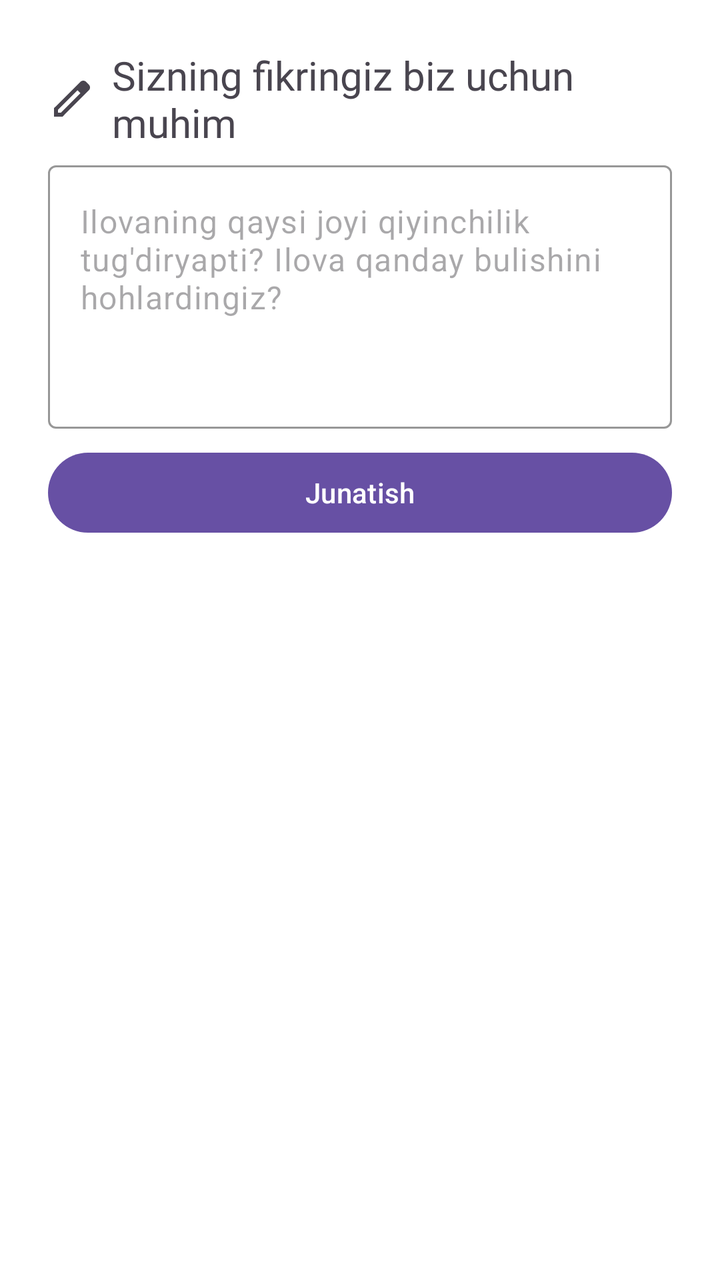
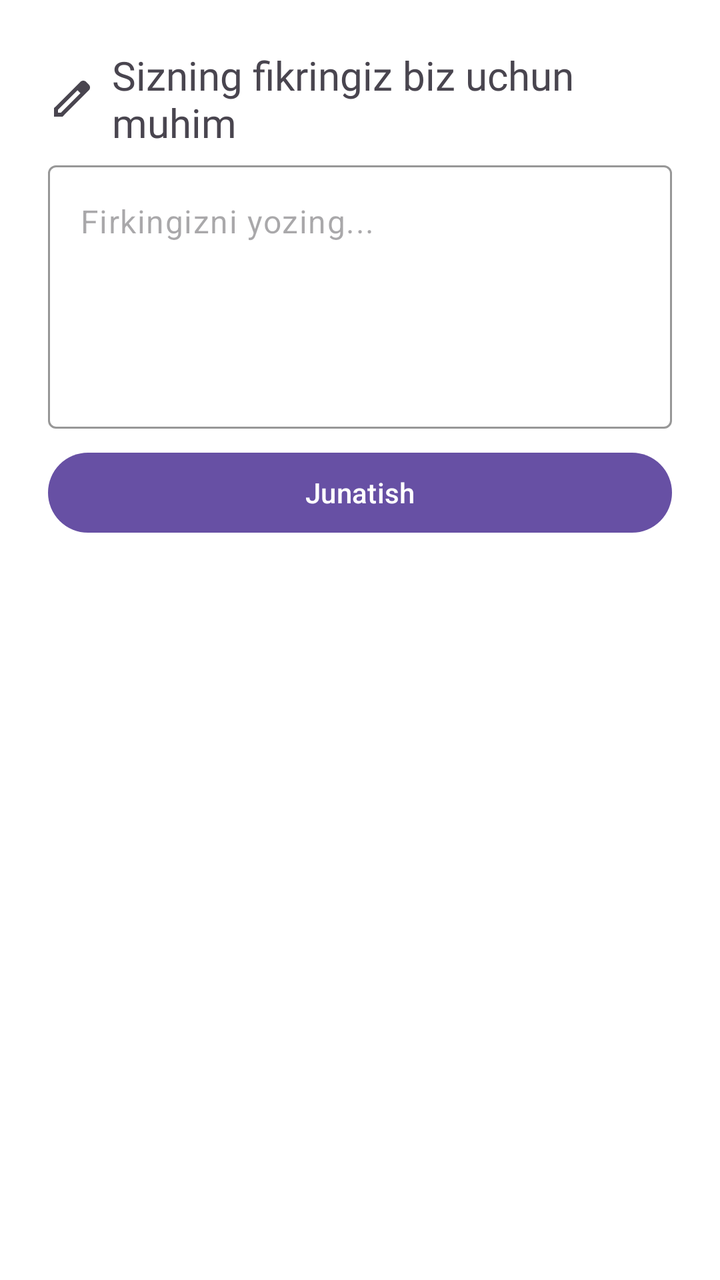

The first picture is an Android layout as it rendered before a commit; the second is the same layout after the commit. The layout source and the unified diff follow.
<!-- AndroidManifest.xml: application theme Theme.Ozamiz -->
<!-- res/layout/reject_info_sheet.xml -->
<?xml version="1.0" encoding="utf-8"?>
<layout xmlns:android="http://schemas.android.com/apk/res/android"
    xmlns:app="http://schemas.android.com/apk/res-auto">

    <data>

    </data>

    <LinearLayout
        android:orientation="vertical"
        android:layout_width="match_parent"
        android:padding="@dimen/dimen_24"
        android:background="@color/white"
        android:layout_height="match_parent">

        <TextView
            android:layout_width="wrap_content"
            android:layout_height="wrap_content"
            android:text="Sizning fikringiz biz uchun muhim"
            android:drawableStart="@drawable/edit"
            android:drawablePadding="@dimen/dimen_8"
            style="@style/Title2_20"
            />
        <com.google.android.material.textfield.TextInputLayout
            android:layout_width="match_parent"
            android:layout_height="wrap_content"
            android:layout_marginTop="@dimen/dimen_8"
            app:hintEnabled="false"
            >
            <com.google.android.material.textfield.TextInputEditText
                android:layout_width="match_parent"
                android:layout_height="wrap_content"
                android:hint="Ilovaning qaysi joyi qiyinchilik tug'diryapti? Ilova qanday bulishini hohlardingiz?"
                android:gravity="top"
                android:minLines="5"
                android:id="@+id/edit_text" />
        </com.google.android.material.textfield.TextInputLayout>

        <com.google.android.material.button.MaterialButton
            android:layout_width="match_parent"
            android:layout_height="wrap_content"
            android:layout_marginTop="@dimen/dimen_8"
            android:id="@+id/send"
            android:text="Junatish" />

    </LinearLayout>
</layout>
<!-- resources referenced by this layout -->
<resources>
  <color name="white">#FFFFFFFF</color>
  <dimen name="dimen_24">24dp</dimen>
  <dimen name="dimen_8">8dp</dimen>
  <!-- drawable edit (drawable) -->
  <vector xmlns:android="http://schemas.android.com/apk/res/android"
      android:width="24dp"
      android:height="24dp"
      android:viewportWidth="960"
      android:viewportHeight="960"
      android:tint="?attr/colorControlNormal">
    <path
        android:fillColor="@android:color/white"
        android:pathData="M200,760L257,760L648,369L591,312L200,703L200,760ZM120,840L120,670L648,143Q660,132 674.5,126Q689,120 705,120Q721,120 736,126Q751,132 762,144L817,200Q829,211 834.5,226Q840,241 840,256Q840,272 834.5,286.5Q829,301 817,313L290,840L120,840ZM760,256L760,256L704,200L704,200L760,256ZM619,341L591,312L591,312L648,369L648,369L619,341Z"/>
  </vector>
  <style name="Title2_20">
          <item name="android:textSize">20sp</item>
          <item name="android:fontFamily">@font/roboto_medium</item>
  
      </style>
  <style name="Theme.Ozamiz" parent="Base.Ozamiz" />
  <style name="Base.Ozamiz" parent="Theme.Material3.Light.NoActionBar">
  
          <item name="backgroundColor">?colorSurface</item>
          <item name="android:windowBackground">?backgroundColor</item>
          <item name="android:statusBarColor">?colorSurfaceContainerLowest</item>
          <item name="android:windowLightStatusBar">true</item>
  
          <item name="colorPrimary">#6750A4</item>
          <item name="colorOnPrimary">#FFFFFF</item>
          <item name="colorPrimaryContainer">#EADDFF</item>
          <item name="colorOnPrimaryContainer">#21005D</item>
          <item name="colorSecondary">#625B71</item>
          <item name="colorOnSecondary">#FFFFFF</item>
          <item name="colorSecondaryContainer">#E8DEF8</item>
          <item name="colorOnSecondaryContainer">#1D192B</item>
          <item name="colorTertiary">#7D5260</item>
          <item name="colorOnTertiary">#FFFFFF</item>
          <item name="colorTertiaryContainer">#FFD8E4</item>
          <item name="colorOnTertiaryContainer">#31111D</item>
          <item name="colorError">#B3261E</item>
          <item name="colorOnError">#FFFFFF</item>
          <item name="colorErrorContainer">#FFDAD6</item>
          <item name="colorOnErrorContainer">#410002</item>
  
          <item name="colorPrimaryFixed">#EADDFF</item>
          <item name="colorPrimaryFixedDim">#D0BCFF</item>
          <item name="colorOnPrimaryFixed">#21005D</item>
          <item name="colorOnPrimaryFixedVariant">#6750A4</item>
          <item name="colorSecondaryFixed">#E8DEF8</item>
          <item name="colorSecondaryFixedDim">#CCC2DC</item>
          <item name="colorOnSecondaryFixed">#1D192B</item>
          <item name="colorOnSecondaryFixedVariant">#4A4458</item>
  
          <item name="colorTertiaryFixed">#FFD8E4</item>
          <item name="colorTertiaryFixedDim">#EFB8C8</item>
          <item name="colorOnTertiaryFixed">#31111D</item>
          <item name="colorOnTertiaryFixedVariant">#7D5260</item>
  
          <item name="colorOutline">#979797</item>
          <item name="colorOutlineVariant">#FDF4F4F4</item>
  
          <item name="colorSurfaceDim">#DED8E1</item>
          <item name="colorSurface">#FFFFFF</item>
          <item name="colorSurfaceBright">#FEF7FF</item>
  
          <item name="colorSurfaceContainerLowest">#FFFFFF</item>
          <item name="colorSurfaceContainerLow">#F7F2FA</item>
          <item name="colorSurfaceContainer">#F3EDF7</item>
          <item name="colorSurfaceContainerHigh">#E6E0EC</item>
          <item name="colorSurfaceContainerHighest">#DED8E1</item>
          <item name="colorOnSurface">#1D1B20</item>
          <item name="colorOnSurfaceVariant">#6C6C6C</item>
  
          <item name="colorSurfaceInverse">#322F35</item>
          <item name="colorOnSurfaceInverse">#F5EFF7</item>
  
          <item name="contentScrim">#000000</item>
          <item name="android:shadowColor">#000000</item>
      </style>
</resources>

<!-- the commit's change to res/layout/reject_info_sheet.xml (unified diff, before → after) -->
@@ -30,7 +30,7 @@
             <com.google.android.material.textfield.TextInputEditText
                 android:layout_width="match_parent"
                 android:layout_height="wrap_content"
-                android:hint="Ilovaning qaysi joyi qiyinchilik tug'diryapti? Ilova qanday bulishini hohlardingiz?"
+                android:hint="Firkingizni yozing..."
                 android:gravity="top"
                 android:minLines="5"
                 android:id="@+id/edit_text" />
<!-- resource entries referenced after the edit -->
@@ -25,10 +25,11 @@
           <item name="backgroundColor">?colorSurface</item>
           <item name="android:windowBackground">?backgroundColor</item>
           <item name="android:statusBarColor">?colorSurfaceContainerLowest</item>
-          <item name="android:windowLightStatusBar">true</item>
+          <item name="android:windowLightStatusBar">false</item>
   
           <item name="colorPrimary">#6750A4</item>
           <item name="colorOnPrimary">#FFFFFF</item>
+          <item name="colorPrimaryVariant">#613D88</item>
           <item name="colorPrimaryContainer">#EADDFF</item>
           <item name="colorOnPrimaryContainer">#21005D</item>
           <item name="colorSecondary">#625B71</item>
@@ -44,7 +45,7 @@
           <item name="colorErrorContainer">#FFDAD6</item>
           <item name="colorOnErrorContainer">#410002</item>
   
-          <item name="colorPrimaryFixed">#EADDFF</item>
+          <item name="colorPrimaryFixed">#6750A4</item>
           <item name="colorPrimaryFixedDim">#D0BCFF</item>
           <item name="colorOnPrimaryFixed">#21005D</item>
           <item name="colorOnPrimaryFixedVariant">#6750A4</item>
@@ -71,7 +72,7 @@
           <item name="colorSurfaceContainerHigh">#E6E0EC</item>
           <item name="colorSurfaceContainerHighest">#DED8E1</item>
           <item name="colorOnSurface">#1D1B20</item>
-          <item name="colorOnSurfaceVariant">#6C6C6C</item>
+          <item name="colorOnSurfaceVariant">#535353</item>
   
           <item name="colorSurfaceInverse">#322F35</item>
           <item name="colorOnSurfaceInverse">#F5EFF7</item>
